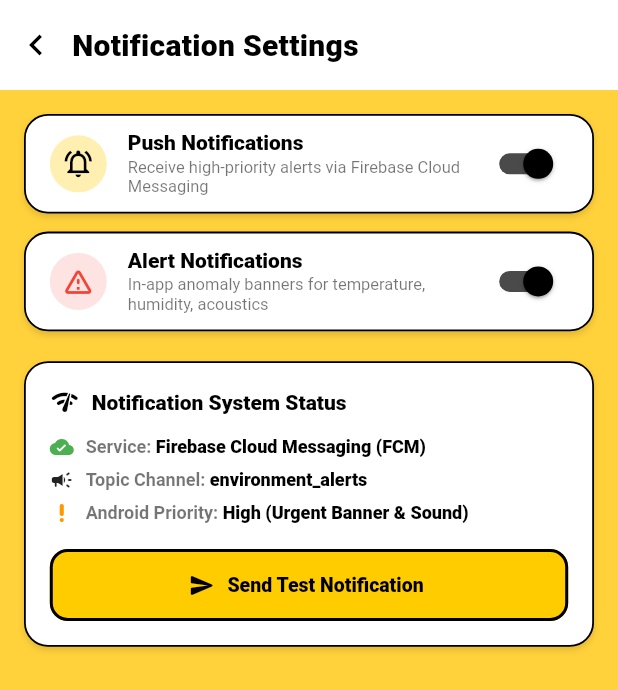
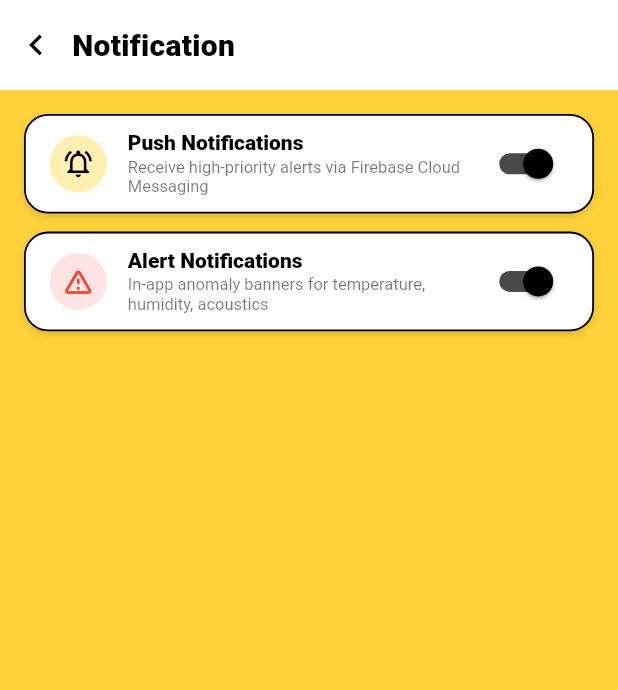
Before and after one commit to jajas-hcdc/BeeWare-CAPSTONE, a Flutter app: the NotificationSettingsScreen screen opened directly, on a phone screen of 412 x 824 dp. Shown: the top 690 px of the screen. Run offline on Flutter 3.47's test engine with Material 3 defaults, Android fonts, the phone set to English and light mode, and no system bars; our stand-ins replace cloud_firestore, firebase_auth, firebase_core, firebase_messaging, fl_chart, geolocator and 4 more; missing offline and left inert: flutter_sound, mobile_scanner, tflite_flutter; accounts and stored records are empty; network calls fail.

Commit message:
clean: remove diagnostic test card from notification settings screen

```diff
--- a/lib/screens/notification_settings_screen.dart
+++ b/lib/screens/notification_settings_screen.dart
@@ -12,7 +12,6 @@ class NotificationSettingsScreen extends StatefulWidget {
 
 class _NotificationSettingsScreenState extends State<NotificationSettingsScreen> {
   final AlertService _alertService = AlertService();
-  bool _isTesting = false;
 
   @override
   void initState() {
@@ -30,34 +29,6 @@ class _NotificationSettingsScreenState extends State<NotificationSettingsScreen>
     if (mounted) setState(() {});
   }
 
-  Future<void> _handleTestNotification() async {
-    setState(() => _isTesting = true);
-    await _alertService.triggerTestAlert();
-    if (mounted) {
-      setState(() => _isTesting = false);
-      ScaffoldMessenger.of(context).showSnackBar(
-        SnackBar(
-          content: const Row(
-            children: [
-              Icon(Icons.check_circle_outline, color: Colors.black, size: 20),
-              SizedBox(width: 8),
-              Expanded(
-                child: Text(
-                  'Test notification triggered successfully! Check your notification banner above.',
-                  style: TextStyle(color: Colors.black, fontWeight: FontWeight.bold),
-                ),
-              ),
-            ],
-          ),
-          backgroundColor: AppColors.primaryYellow,
-          behavior: SnackBarBehavior.floating,
-          shape: RoundedRectangleBorder(borderRadius: BorderRadius.circular(10)),
-          duration: const Duration(seconds: 4),
-        ),
-      );
-    }
-  }
-
   @override
   Widget build(BuildContext context) {
     final pushEnabled = _alertService.pushEnabled;
@@ -66,13 +37,12 @@ class _NotificationSettingsScreenState extends State<NotificationSettingsScreen>
     return Scaffold(
       backgroundColor: AppColors.screenYellow,
       appBar: const CustomHeaderBar(
-        title: 'Notification Settings',
+        title: 'Notification',
         showBack: true,
       ),
-      body: SingleChildScrollView(
+      body: Padding(
         padding: const EdgeInsets.symmetric(horizontal: 16.0, vertical: 16.0),
         child: Column(
-          crossAxisAlignment: CrossAxisAlignment.stretch,
           children: [
             // Push Notifications Tile
             Container(
@@ -164,85 +134,9 @@ class _NotificationSettingsScreenState extends State<NotificationSettingsScreen>
                 ],
               ),
             ),
-            const SizedBox(height: 20),
-
-            // Diagnostic & Test Button
-            Container(
-              padding: const EdgeInsets.all(16),
-              decoration: AppStyles.cardDecoration(borderRadius: BorderRadius.circular(16)),
-              child: Column(
-                crossAxisAlignment: CrossAxisAlignment.start,
-                children: [
-                  const Row(
-                    children: [
-                      Icon(Icons.network_check_rounded, color: Colors.black, size: 20),
-                      SizedBox(width: 8),
-                      Text(
-                        'Notification System Status',
-                        style: TextStyle(fontSize: 14, fontWeight: FontWeight.w900, color: Colors.black),
-                      ),
-                    ],
-                  ),
-                  const SizedBox(height: 12),
-                  _buildStatusRow('Service', 'Firebase Cloud Messaging (FCM)', Icons.cloud_done_rounded, Colors.green),
-                  const SizedBox(height: 6),
-                  _buildStatusRow('Topic Channel', 'environment_alerts', Icons.campaign_rounded, Colors.black87),
-                  const SizedBox(height: 6),
-                  _buildStatusRow('Android Priority', 'High (Urgent Banner & Sound)', Icons.priority_high_rounded, Colors.orange),
-                  const SizedBox(height: 16),
-                  SizedBox(
-                    width: double.infinity,
-                    height: 48,
-                    child: ElevatedButton.icon(
-                      style: ElevatedButton.styleFrom(
-                        backgroundColor: AppColors.primaryYellow,
-                        foregroundColor: Colors.black,
-                        elevation: 0,
-                        shape: RoundedRectangleBorder(
-                          borderRadius: BorderRadius.circular(12),
-                          side: const BorderSide(color: Colors.black, width: 2),
-                        ),
-                      ),
-                      onPressed: _isTesting ? null : _handleTestNotification,
-                      icon: _isTesting
-                          ? const SizedBox(
-                              width: 18,
-                              height: 18,
-                              child: CircularProgressIndicator(strokeWidth: 2, valueColor: AlwaysStoppedAnimation(Colors.black)),
-                            )
-                          : const Icon(Icons.send_rounded, size: 18),
-                      label: Text(
-                        _isTesting ? 'Sending Test Alert...' : 'Send Test Notification',
-                        style: const TextStyle(fontWeight: FontWeight.w900, fontSize: 13),
-                      ),
-                    ),
-                  ),
-                ],
-              ),
-            ),
           ],
         ),
       ),
     );
   }
-
-  Widget _buildStatusRow(String label, String value, IconData icon, Color iconColor) {
-    return Row(
-      children: [
-        Icon(icon, size: 16, color: iconColor),
-        const SizedBox(width: 8),
-        Text(
-          '$label: ',
-          style: const TextStyle(fontSize: 12, fontWeight: FontWeight.w600, color: Colors.black54),
-        ),
-        Expanded(
-          child: Text(
-            value,
-            style: const TextStyle(fontSize: 12, fontWeight: FontWeight.w800, color: Colors.black),
-            overflow: TextOverflow.ellipsis,
-          ),
-        ),
-      ],
-    );
-  }
 }
```
